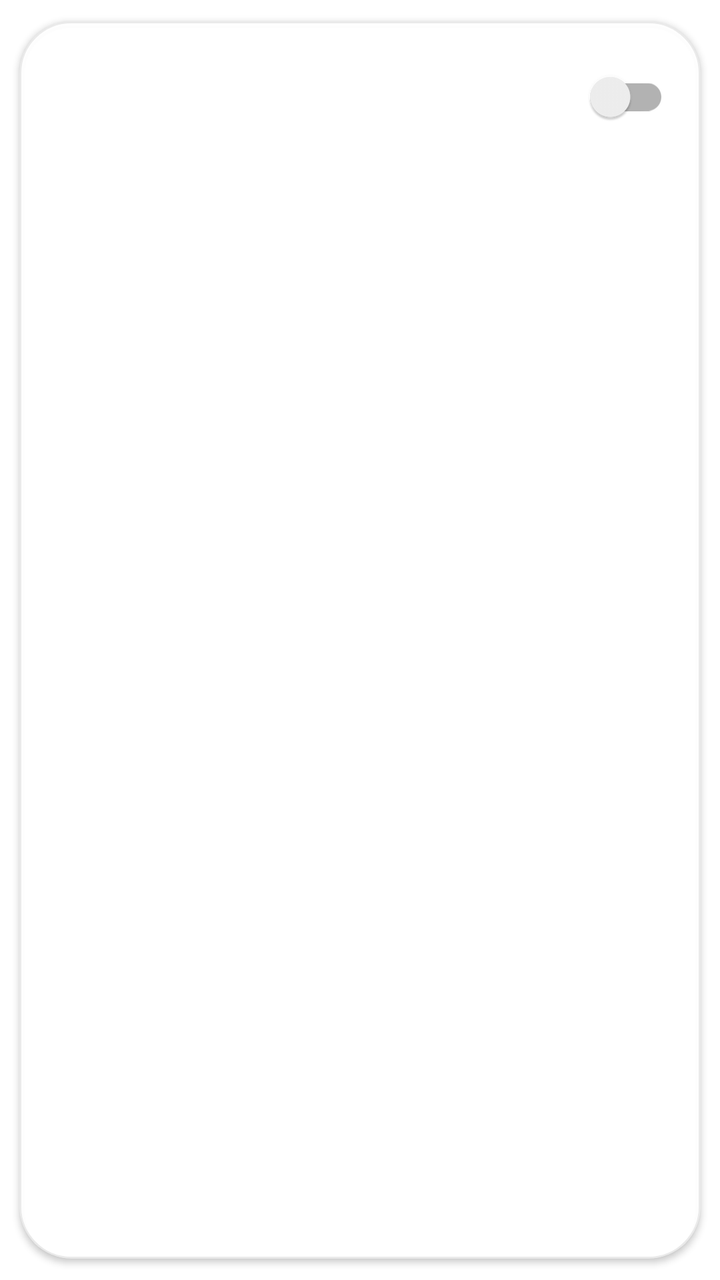
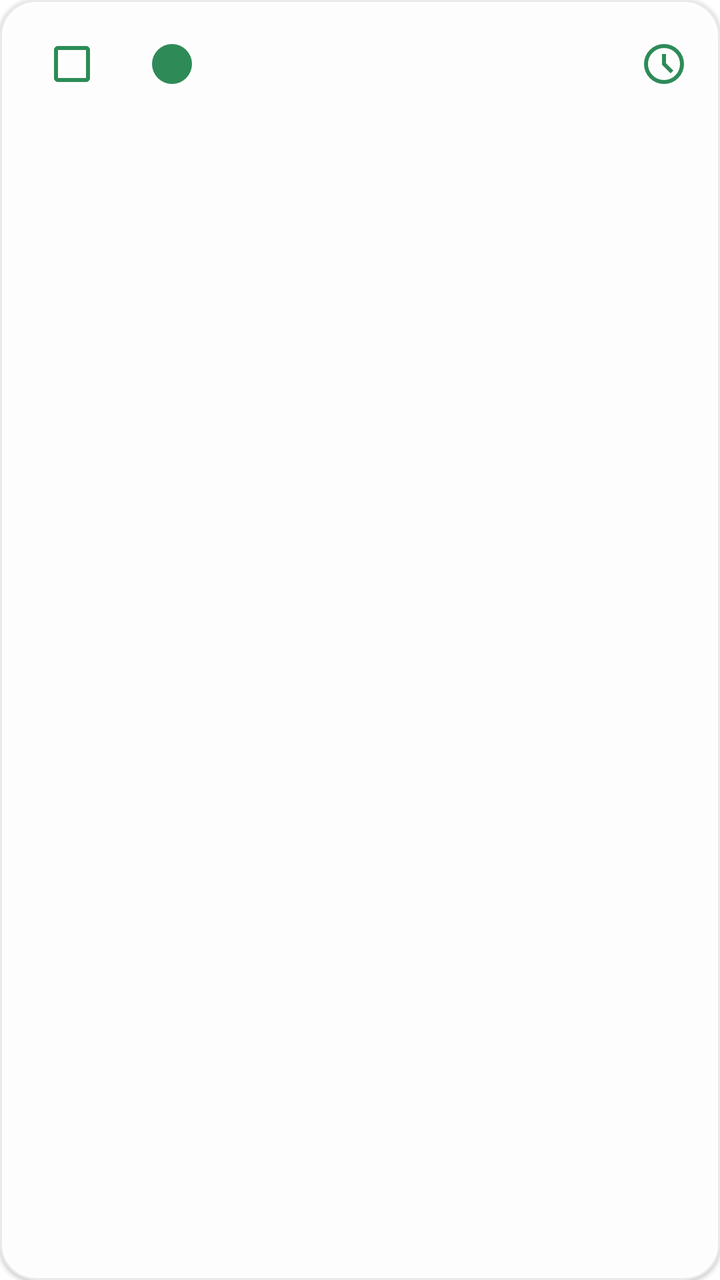

Compare the two renders of this Android layout. The source of the first and the diff that turns it into the second are given below.
<!-- AndroidManifest.xml: application theme Theme.Switchly -->
<!-- res/layout/item_blocked_domain.xml -->
<?xml version="1.0" encoding="utf-8"?>
<com.google.android.material.card.MaterialCardView xmlns:android="http://schemas.android.com/apk/res/android"
    xmlns:app="http://schemas.android.com/apk/res-auto"
    style="@style/Switchly.Card"
    android:layout_width="match_parent"
    android:layout_height="wrap_content"
    android:layout_marginBottom="12dp"
    android:clickable="true"
    android:focusable="true"
    android:foreground="?attr/selectableItemBackground"
    app:cardUseCompatPadding="true">

    <LinearLayout
        android:layout_width="match_parent"
        android:layout_height="wrap_content"
        android:orientation="horizontal"
        android:gravity="center_vertical"
        android:padding="14dp">

        <LinearLayout
            android:layout_width="0dp"
            android:layout_height="wrap_content"
            android:layout_weight="1"
            android:orientation="vertical">

            <TextView
                android:id="@+id/tvDomain"
                android:layout_width="match_parent"
                android:layout_height="wrap_content"
                android:ellipsize="end"
                android:maxLines="1"
                android:textSize="16sp"
                android:textStyle="bold"
                android:textColor="?attr/colorOnSurface" />

            <TextView
                android:id="@+id/tvMeta"
                android:layout_width="match_parent"
                android:layout_height="wrap_content"
                android:layout_marginTop="3dp"
                android:ellipsize="end"
                android:maxLines="1"
                android:textSize="13sp"
                android:alpha="0.7"
                android:textColor="?attr/colorOnSurface" />

        </LinearLayout>

        <androidx.appcompat.widget.SwitchCompat
            android:id="@+id/swRuleEnabled"
            android:layout_width="wrap_content"
            android:layout_height="wrap_content"
            android:layout_marginStart="10dp"
            android:layout_marginEnd="2dp"
            android:contentDescription="@string/website_rule_toggle" />

        <com.google.android.material.checkbox.MaterialCheckBox
            android:id="@+id/cbSelect"
            android:layout_width="wrap_content"
            android:layout_height="wrap_content"
            android:visibility="gone"
            app:useMaterialThemeColors="false"
            android:buttonTint="?attr/colorPrimary" />

    </LinearLayout>

</com.google.android.material.card.MaterialCardView>
<!-- resources referenced by this layout -->
<resources>
  <string name="website_rule_toggle">Enable website rule</string>
  <style name="Switchly.Card" parent="Widget.MaterialComponents.CardView">
          <item name="shapeAppearance">@style/ShapeAppearance.Switchly.Card</item>
          <item name="cardBackgroundColor">@color/switchly_card_bg</item>
          <item name="strokeColor">@color/switchly_card_stroke</item>
          <item name="strokeWidth">1dp</item>
          <item name="cardElevation">2dp</item>
          <item name="cardUseCompatPadding">true</item>
      </style>
  <style name="ShapeAppearance.Switchly.Card" parent="ShapeAppearance.MaterialComponents.LargeComponent">
          <item name="cornerFamily">rounded</item>
          <item name="cornerSize">26dp</item>
      </style>
  <color name="switchly_card_bg">#F7FFFFFF</color>
  <color name="switchly_card_stroke">#14000000</color>
  <color name="accent_default_green">#2E8B57</color>
  <style name="Switchly.Fab" parent="Widget.MaterialComponents.FloatingActionButton">
          <item name="backgroundTint">?attr/colorPrimary</item>
          <item name="tint">@android:color/white</item>
      </style>
  <style name="Switchly.TopBar" parent="Widget.MaterialComponents.Toolbar">
          
          <item name="android:background">?attr/colorPrimary</item>
          <item name="backgroundTint">?attr/colorPrimary</item>
  
          
          <item name="titleTextColor">@android:color/white</item>
  
          
          <item name="navigationIconTint">@android:color/white</item>
      </style>
  <style name="Switchly.TextInputLayout" parent="Widget.MaterialComponents.TextInputLayout.OutlinedBox">
          <item name="boxStrokeWidth">1dp</item>
          <item name="boxStrokeWidthFocused">2dp</item>
          <item name="boxCornerRadiusTopStart">12dp</item>
          <item name="boxCornerRadiusTopEnd">12dp</item>
          <item name="boxCornerRadiusBottomStart">12dp</item>
          <item name="boxCornerRadiusBottomEnd">12dp</item>
      </style>
  <style name="Switchly.AutoCompleteText" parent="Widget.MaterialComponents.AutoCompleteTextView.OutlinedBox">
          <item name="android:minHeight">56dp</item>
          <item name="android:paddingTop">12dp</item>
          <item name="android:paddingBottom">12dp</item>
          <item name="android:textAppearance">@style/TextAppearance.MaterialComponents.Body1</item>
      </style>
  <style name="ThemeOverlay.Switchly.Dialog" parent="ThemeOverlay.MaterialComponents.MaterialAlertDialog">
          <item name="colorControlActivated">?attr/colorPrimary</item>
          <item name="colorControlHighlight">?attr/colorPrimary</item>
          <item name="colorAccent">?attr/colorPrimary</item>
      </style>
  <!-- unchanged entries left out for length: 2 -->
</resources>

<!-- the commit's change to res/layout/item_blocked_domain.xml (unified diff, before → after) -->
@@ -1,21 +1,58 @@
 <?xml version="1.0" encoding="utf-8"?>
 <com.google.android.material.card.MaterialCardView xmlns:android="http://schemas.android.com/apk/res/android"
     xmlns:app="http://schemas.android.com/apk/res-auto"
-    style="@style/Switchly.Card"
+    android:id="@+id/rowRoot"
     android:layout_width="match_parent"
     android:layout_height="wrap_content"
-    android:layout_marginBottom="12dp"
+    android:layout_marginTop="3dp"
+    android:layout_marginBottom="3dp"
     android:clickable="true"
     android:focusable="true"
     android:foreground="?attr/selectableItemBackground"
-    app:cardUseCompatPadding="true">
+    app:cardBackgroundColor="@color/switchly_card_bg"
+    app:cardCornerRadius="18dp"
+    app:cardElevation="1dp"
+    app:cardUseCompatPadding="false"
+    app:strokeColor="@color/switchly_card_stroke"
+    app:strokeWidth="1dp">
 
     <LinearLayout
         android:layout_width="match_parent"
         android:layout_height="wrap_content"
+        android:gravity="center_vertical"
         android:orientation="horizontal"
-        android:gravity="center_vertical"
-        android:padding="14dp">
+        android:paddingStart="12dp"
+        android:paddingTop="8dp"
+        android:paddingEnd="10dp"
+        android:paddingBottom="8dp">
+
+        <com.google.android.material.checkbox.MaterialCheckBox
+            android:id="@+id/cbRuleEnabled"
+            android:layout_width="wrap_content"
+            android:layout_height="wrap_content"
+            android:layout_marginEnd="8dp"
+            android:contentDescription="@string/website_rule_toggle"
+            android:buttonTint="?attr/colorPrimary"
+            app:useMaterialThemeColors="false" />
+
+        <com.google.android.material.checkbox.MaterialCheckBox
+            android:id="@+id/cbSelect"
+            android:layout_width="wrap_content"
+            android:layout_height="wrap_content"
+            android:layout_marginEnd="8dp"
+            android:visibility="gone"
+            android:buttonTint="?attr/colorPrimary"
+            app:useMaterialThemeColors="false" />
+
+        <ImageView
+            android:id="@+id/ivDomainIcon"
+            android:layout_width="36dp"
+            android:layout_height="36dp"
+            android:layout_marginEnd="10dp"
+            android:contentDescription="@string/website_rules_title"
+            android:padding="6dp"
+            android:src="@drawable/language_24"
+            app:tint="?attr/colorPrimary" />
 
         <LinearLayout
             android:layout_width="0dp"
@@ -29,39 +66,31 @@
                 android:layout_height="wrap_content"
                 android:ellipsize="end"
                 android:maxLines="1"
-                android:textSize="16sp"
-                android:textStyle="bold"
-                android:textColor="?attr/colorOnSurface" />
+                android:textColor="?android:attr/textColorPrimary"
+                android:textSize="15sp"
+                android:textStyle="bold" />
 
             <TextView
                 android:id="@+id/tvMeta"
                 android:layout_width="match_parent"
                 android:layout_height="wrap_content"
-                android:layout_marginTop="3dp"
+                android:layout_marginTop="1dp"
                 android:ellipsize="end"
                 android:maxLines="1"
-                android:textSize="13sp"
-                android:alpha="0.7"
-                android:textColor="?attr/colorOnSurface" />
-
+                android:textColor="?android:attr/textColorSecondary"
+                android:textSize="12sp" />
         </LinearLayout>
 
-        <androidx.appcompat.widget.SwitchCompat
-            android:id="@+id/swRuleEnabled"
-            android:layout_width="wrap_content"
-            android:layout_height="wrap_content"
-            android:layout_marginStart="10dp"
-            android:layout_marginEnd="2dp"
-            android:contentDescription="@string/website_rule_toggle" />
-
-        <com.google.android.material.checkbox.MaterialCheckBox
-            android:id="@+id/cbSelect"
-            android:layout_width="wrap_content"
-            android:layout_height="wrap_content"
-            android:visibility="gone"
-            app:useMaterialThemeColors="false"
-            android:buttonTint="?attr/colorPrimary" />
-
+        <ImageButton
+            android:id="@+id/btnLimit"
+            android:layout_width="36dp"
+            android:layout_height="36dp"
+            android:layout_marginStart="6dp"
+            android:background="?attr/selectableItemBackgroundBorderless"
+            android:contentDescription="@string/set_daily_limit"
+            android:padding="7dp"
+            app:srcCompat="@drawable/schedule_24"
+            app:tint="?attr/colorPrimary" />
     </LinearLayout>
 
 </com.google.android.material.card.MaterialCardView>
<!-- resource entries referenced after the edit -->
@@ -1,6 +1,7 @@
 <!-- resources referenced by this layout -->
 <resources>
   <string name="website_rule_toggle">Enable website rule</string>
+  <string name="website_rules_title">Website rules</string>
   <style name="Switchly.Card" parent="Widget.MaterialComponents.CardView">
           <item name="shapeAppearance">@style/ShapeAppearance.Switchly.Card</item>
           <item name="cardBackgroundColor">@color/switchly_card_bg</item>
@@ -15,6 +16,18 @@
       </style>
   <color name="switchly_card_bg">#F7FFFFFF</color>
   <color name="switchly_card_stroke">#14000000</color>
+  <!-- drawable language_24: vector/xml drawable (drawable, 2027 chars, omitted) -->
+  <!-- drawable schedule_24 (drawable) -->
+  <vector xmlns:android="http://schemas.android.com/apk/res/android"
+      android:width="24dp"
+      android:height="24dp"
+      android:viewportWidth="960"
+      android:viewportHeight="960">
+      <path
+          android:pathData="m612,668 l56,-56 -148,-148v-184h-80v216l172,172ZM480,880q-83,0 -156,-31.5T197,763q-54,-54 -85.5,-127T80,480q0,-83 31.5,-156T197,197q54,-54 127,-85.5T480,80q83,0 156,31.5T763,197q54,54 85.5,127T880,480q0,83 -31.5,156T763,763q-54,54 -127,85.5T480,880ZM480,480ZM480,800q133,0 226.5,-93.5T800,480q0,-133 -93.5,-226.5T480,160q-133,0 -226.5,93.5T160,480q0,133 93.5,226.5T480,800Z"
+          android:fillColor="?attr/colorOnSurface" />
+  </vector>
+  <string name="set_daily_limit">Set daily limit</string>
   <color name="accent_default_green">#2E8B57</color>
   <style name="Switchly.Fab" parent="Widget.MaterialComponents.FloatingActionButton">
           <item name="backgroundTint">?attr/colorPrimary</item>
